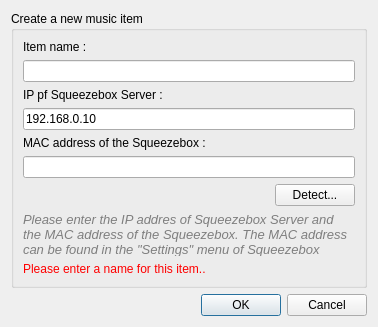
The window that data/DialogNewAudio.ui (calaos/calaos_installer) describes before a commit, drawn with Qt 5.
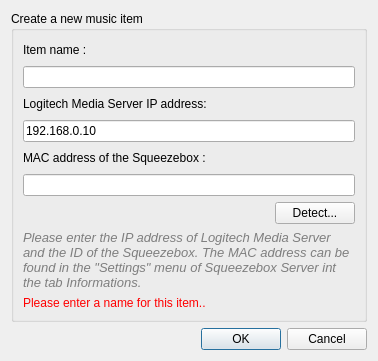
The same window after the commit. Icons and pictures are not drawn.

Diff of the .ui file:
```diff
--- a/data/DialogNewAudio.ui
+++ b/data/DialogNewAudio.ui
@@ -7,7 +7,7 @@
     <x>0</x>
     <y>0</y>
     <width>378</width>
-    <height>327</height>
+    <height>361</height>
    </rect>
   </property>
   <property name="sizePolicy">
@@ -67,7 +67,7 @@
       <item>
        <widget class="QLabel" name="label_2">
         <property name="text">
-         <string>IP pf Squeezebox Server :</string>
+         <string>Logitech Media Server IP address:</string>
         </property>
        </widget>
       </item>
@@ -187,8 +187,8 @@
          <string>&lt;!DOCTYPE HTML PUBLIC &quot;-//W3C//DTD HTML 4.0//EN&quot; &quot;http://www.w3.org/TR/REC-html40/strict.dtd&quot;&gt;
 &lt;html&gt;&lt;head&gt;&lt;meta name=&quot;qrichtext&quot; content=&quot;1&quot; /&gt;&lt;style type=&quot;text/css&quot;&gt;
 p, li { white-space: pre-wrap; }
-&lt;/style&gt;&lt;/head&gt;&lt;body style=&quot; font-family:'Sans Serif'; font-size:9pt; font-weight:400; font-style:italic;&quot;&gt;
-&lt;p style=&quot; margin-top:0px; margin-bottom:0px; margin-left:0px; margin-right:0px; -qt-block-indent:0; text-indent:0px;&quot;&gt;&lt;span style=&quot; font-family:'DejaVu Sans'; font-size:10pt;&quot;&gt;Please enter the IP addres of Squeezebox Server and the MAC address of the Squeezebox. The MAC address can be found in the &amp;quot;Settings&amp;quot; menu of Squeezebox Server int the tab Informations.&lt;/span&gt;&lt;/p&gt;&lt;/body&gt;&lt;/html&gt;</string>
+&lt;/style&gt;&lt;/head&gt;&lt;body style=&quot; font-family:'MS Shell Dlg 2'; font-size:8pt; font-weight:400; font-style:italic;&quot;&gt;
+&lt;p style=&quot; margin-top:0px; margin-bottom:0px; margin-left:0px; margin-right:0px; -qt-block-indent:0; text-indent:0px;&quot;&gt;&lt;span style=&quot; font-family:'DejaVu Sans'; font-size:10pt;&quot;&gt;Please enter the IP address of Logitech Media Server and the ID of the Squeezebox. The MAC address can be found in the &amp;quot;Settings&amp;quot; menu of Squeezebox Server int the tab Informations.&lt;/span&gt;&lt;/p&gt;&lt;/body&gt;&lt;/html&gt;</string>
         </property>
         <property name="textFormat">
          <enum>Qt::AutoText</enum>
```
